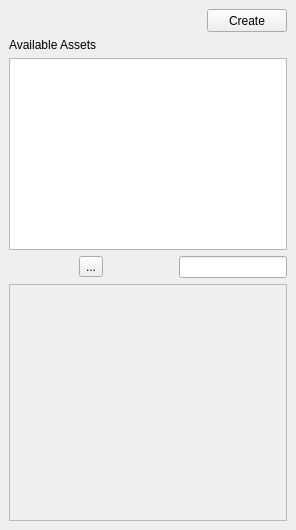
iceanimations/createLayout, file ui/main_dockable.ui: the form before one commit.
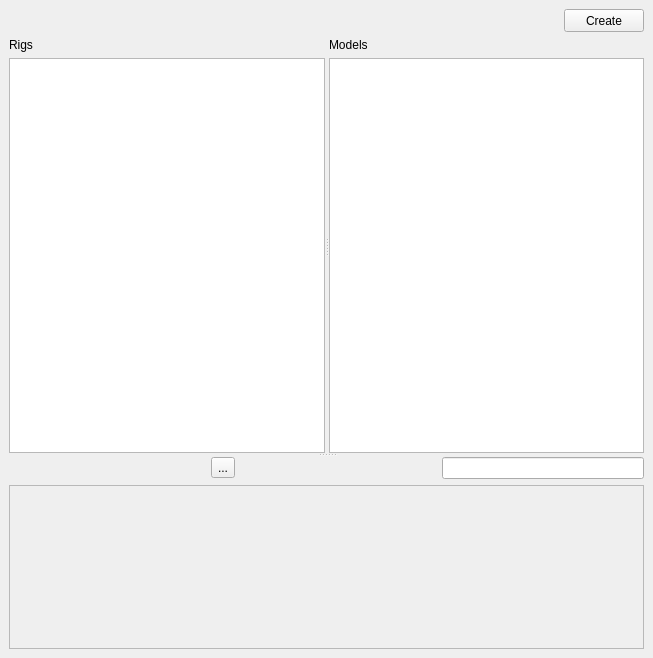
The form after the commit.

What changed in the file:
```diff
--- a/ui/main_dockable.ui
+++ b/ui/main_dockable.ui
@@ -6,8 +6,8 @@
    <rect>
     <x>0</x>
     <y>0</y>
-    <width>296</width>
-    <height>530</height>
+    <width>653</width>
+    <height>658</height>
    </rect>
   </property>
   <property name="windowTitle">
@@ -15,12 +15,6 @@
   </property>
   <widget class="QWidget" name="dockWidgetContents">
    <layout class="QVBoxLayout" name="mainLayout">
-    <property name="spacing">
-     <number>6</number>
-    </property>
-    <property name="margin">
-     <number>9</number>
-    </property>
     <item>
      <layout class="QHBoxLayout" name="horizontalLayout">
       <item>
@@ -58,14 +52,37 @@
      </layout>
     </item>
     <item>
+     <widget class="QSplitter" name="splitter_2">
+      <property name="orientation">
+       <enum>Qt::Vertical</enum>
+      </property>
+      <widget class="QSplitter" name="splitter">
+       <property name="sizePolicy">
+        <sizepolicy hsizetype="Preferred" vsizetype="Minimum">
+         <horstretch>0</horstretch>
+         <verstretch>0</verstretch>
+        </sizepolicy>
+       </property>
+       <property name="orientation">
+        <enum>Qt::Horizontal</enum>
+       </property>
+       <widget class="QWidget" name="">
+        <layout class="QVBoxLayout" name="verticalLayout_5">
+         <item>
      <widget class="QLabel" name="label">
+           <property name="sizePolicy">
+            <sizepolicy hsizetype="Preferred" vsizetype="Fixed">
+             <horstretch>0</horstretch>
+             <verstretch>0</verstretch>
+            </sizepolicy>
+           </property>
       <property name="text">
-       <string>Available Assets</string>
+            <string>Rigs</string>
       </property>
      </widget>
     </item>
     <item>
-     <widget class="QListWidget" name="seqAssetBox">
+          <widget class="QListWidget" name="rigBox">
       <property name="sizePolicy">
        <sizepolicy hsizetype="Expanding" vsizetype="Minimum">
         <horstretch>0</horstretch>
@@ -80,6 +97,44 @@
       </property>
      </widget>
     </item>
+        </layout>
+       </widget>
+       <widget class="QWidget" name="verticalLayoutWidget">
+        <layout class="QVBoxLayout" name="verticalLayout_4">
+         <item>
+          <widget class="QLabel" name="label_2">
+           <property name="sizePolicy">
+            <sizepolicy hsizetype="Preferred" vsizetype="Fixed">
+             <horstretch>0</horstretch>
+             <verstretch>0</verstretch>
+            </sizepolicy>
+           </property>
+           <property name="text">
+            <string>Models</string>
+           </property>
+          </widget>
+         </item>
+         <item>
+          <widget class="QListWidget" name="modelBox">
+           <property name="sizePolicy">
+            <sizepolicy hsizetype="Expanding" vsizetype="Minimum">
+             <horstretch>0</horstretch>
+             <verstretch>0</verstretch>
+            </sizepolicy>
+           </property>
+           <property name="focusPolicy">
+            <enum>Qt::NoFocus</enum>
+           </property>
+           <property name="selectionMode">
+            <enum>QAbstractItemView::ExtendedSelection</enum>
+           </property>
+          </widget>
+         </item>
+        </layout>
+       </widget>
+      </widget>
+      <widget class="QWidget" name="">
+       <layout class="QVBoxLayout" name="verticalLayout">
     <item>
      <layout class="QHBoxLayout" name="searchLayout">
       <item>
@@ -143,8 +198,8 @@
         <rect>
          <x>0</x>
          <y>0</y>
-         <width>276</width>
-         <height>212</height>
+             <width>631</width>
+             <height>238</height>
         </rect>
        </property>
        <layout class="QVBoxLayout" name="verticalLayout_2">
@@ -177,6 +232,10 @@
            </spacer>
           </item>
          </layout>
+            </item>
+           </layout>
+          </widget>
+         </widget>
         </item>
        </layout>
       </widget>
```
Lines whose indentation alone changed are shown as unchanged.
